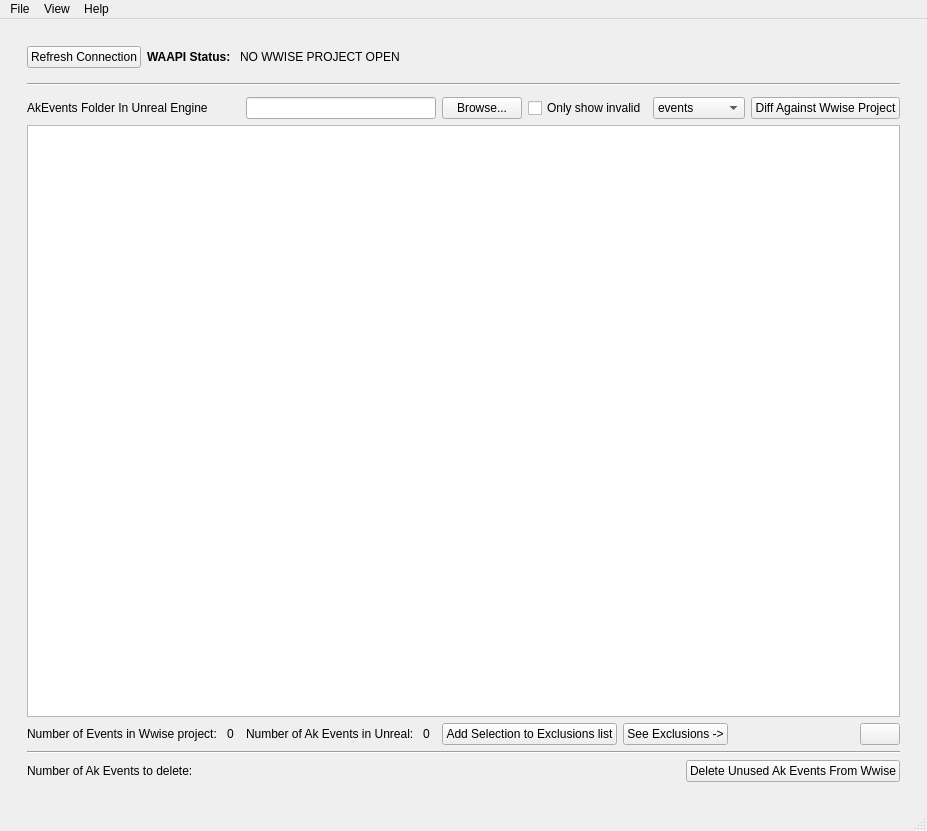
SoundsLikeJonny/wwise-ue-differ, file src/ui/gui/MainWindow.ui: the form before one commit.
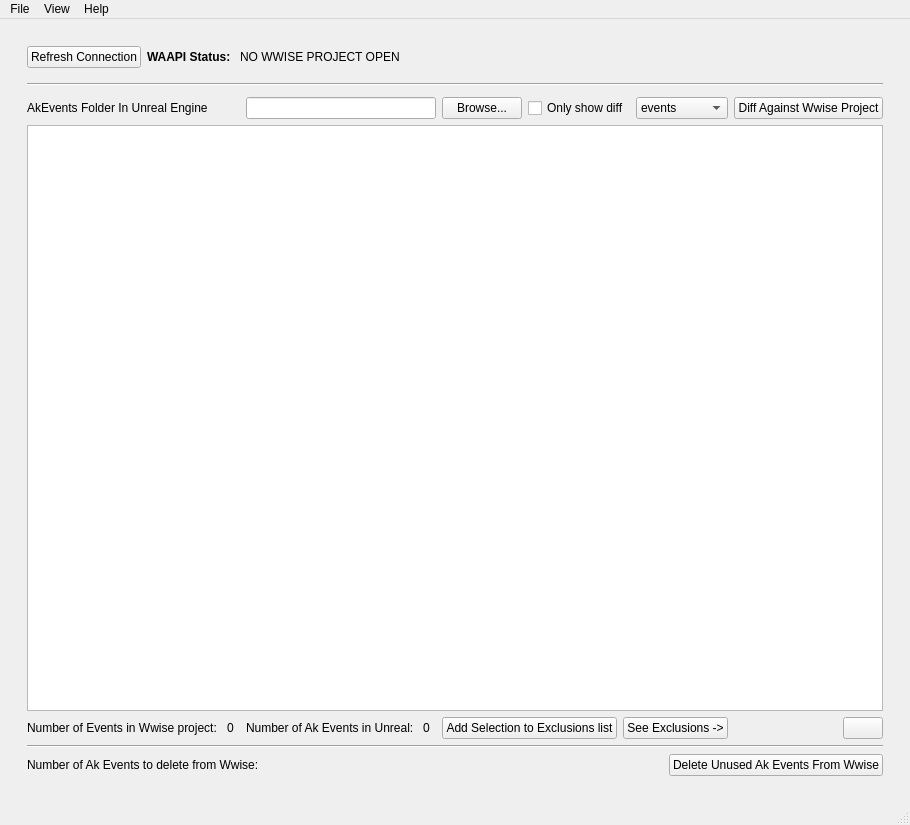
The form after the commit.

Diff of the .ui file:
```diff
--- a/src/ui/gui/MainWindow.ui
+++ b/src/ui/gui/MainWindow.ui
@@ -7,7 +7,7 @@
     <x>0</x>
     <y>0</y>
     <width>848</width>
-    <height>831</height>
+    <height>825</height>
    </rect>
   </property>
   <property name="windowTitle">
@@ -140,7 +140,7 @@
            <item row="5" column="6">
             <widget class="QCheckBox" name="checkBox_only_show_invalid">
              <property name="text">
-              <string>Only show invalid</string>
+              <string>Only show diff</string>
              </property>
             </widget>
            </item>
@@ -246,7 +246,7 @@
                <item>
                 <widget class="QLabel" name="label_5">
                  <property name="text">
-                  <string>Number of Ak Events to delete: </string>
+                  <string>Number of Ak Events to delete from Wwise: </string>
                  </property>
                 </widget>
                </item>
```
